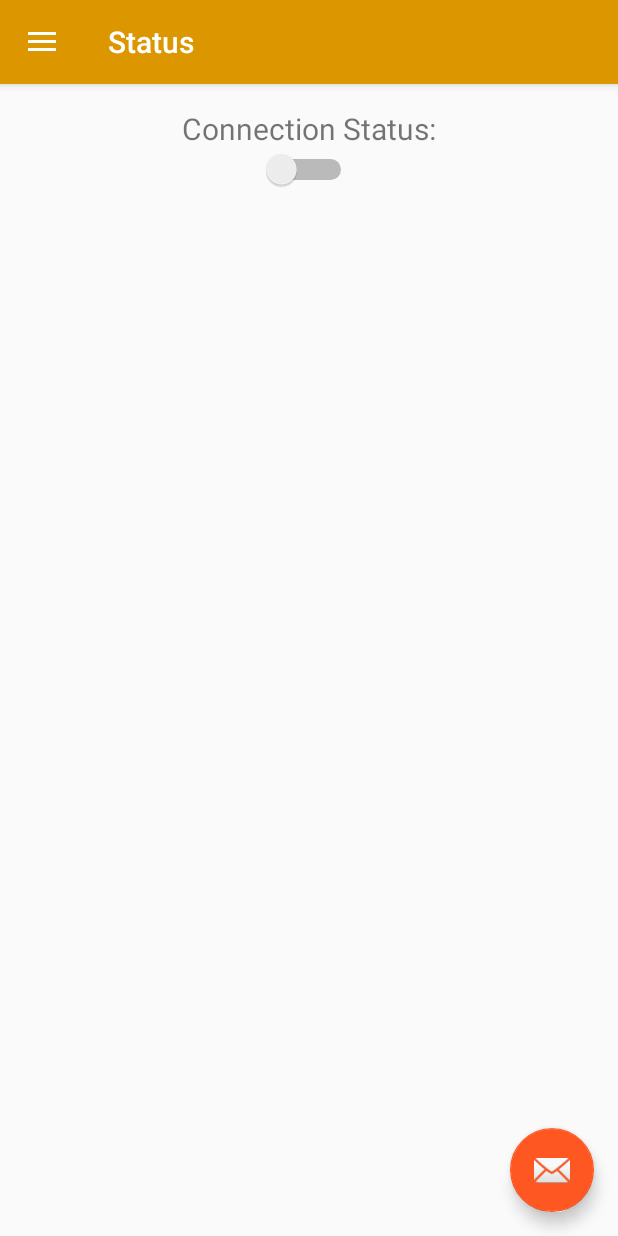
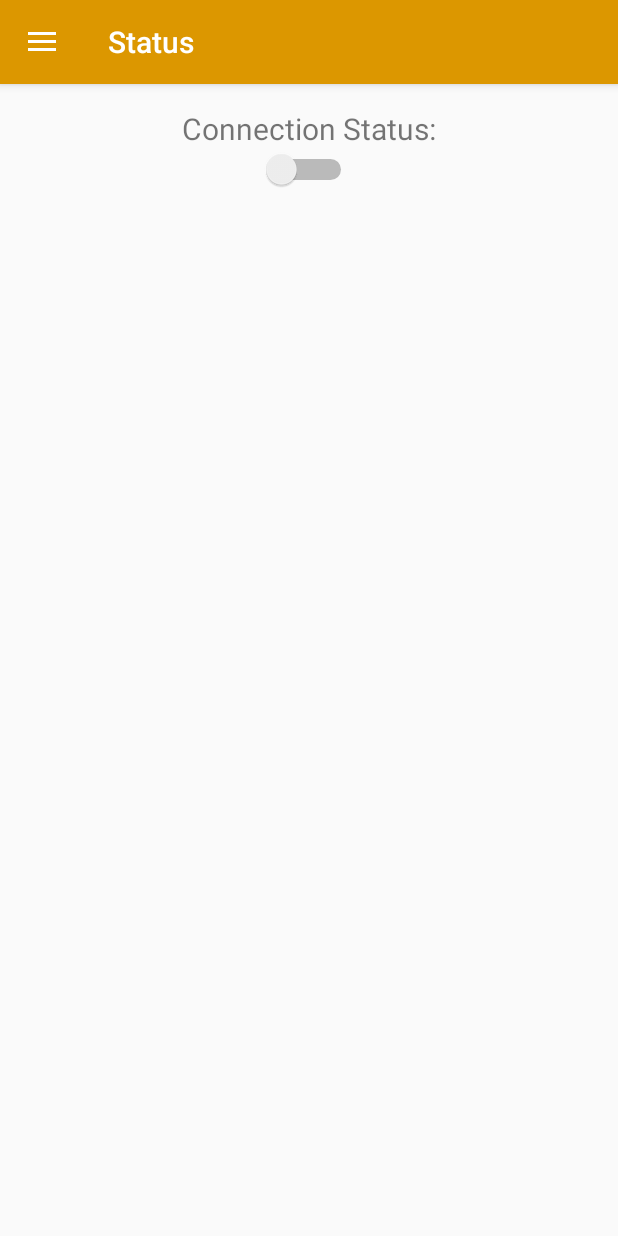
Before and after one commit to jeisfeld/RaspberryPi, an Android app: the screen it shows after launch (MainActivity), on a phone screen of 412 x 824 dp. Run offline under Robolectric (Android 15) with nearby library versions, the phone set to English and light mode, and no system bars; our stand-ins replace navigation-ui; libraries missing offline, so code that uses them is left out: edu.umd.cs.

Commit message:
Removed floating email button

```diff
--- a/Android/app/src/main/java/de/jeisfeld/lut/app/MainActivity.java
+++ b/Android/app/src/main/java/de/jeisfeld/lut/app/MainActivity.java
@@ -7,9 +7,7 @@ import android.util.Log;
 import android.view.Menu;
 import android.view.WindowManager;
 
-import com.google.android.material.floatingactionbutton.FloatingActionButton;
 import com.google.android.material.navigation.NavigationView;
-import com.google.android.material.snackbar.Snackbar;
 
 import androidx.annotation.Nullable;
 import androidx.appcompat.app.AppCompatActivity;
@@ -69,9 +67,6 @@ public class MainActivity extends AppCompatActivity {
 		setContentView(R.layout.activity_main);
 		Toolbar toolbar = findViewById(R.id.toolbar);
 		setSupportActionBar(toolbar);
-		FloatingActionButton fab = findViewById(R.id.fab);
-		fab.setOnClickListener(view -> Snackbar.make(view, "Replace with your own action", Snackbar.LENGTH_LONG)
-				.setAction("Action", null).show());
 		DrawerLayout drawer = findViewById(R.id.drawer_layout);
 		NavigationView navigationView = findViewById(R.id.nav_view);
 		// Passing each menu ID as a set of Ids because each
--- a/Android/app/src/main/res/layout/app_bar_main.xml
+++ b/Android/app/src/main/res/layout/app_bar_main.xml
@@ -22,12 +22,4 @@
 
     <include layout="@layout/content_main" />
 
-    <com.google.android.material.floatingactionbutton.FloatingActionButton
-        android:id="@+id/fab"
-        android:layout_width="wrap_content"
-        android:layout_height="wrap_content"
-        android:layout_gravity="bottom|end"
-        android:layout_margin="@dimen/fab_margin"
-        app:srcCompat="@android:drawable/ic_dialog_email" />
-
 </androidx.coordinatorlayout.widget.CoordinatorLayout>
--- a/Android/app/src/main/res/values/styles.xml
+++ b/Android/app/src/main/res/values/styles.xml
@@ -1,7 +1,7 @@
 <resources>
 
     <!-- Base application theme. -->
-    <style name="AppTheme" parent="Theme.AppCompat.Light.DarkActionBar">
+    <style name="AppTheme" parent="Theme.AppCompat.DayNight.DarkActionBar">
         <!-- Customize your theme here. -->
         <item name="colorPrimary">@color/colorPrimary</item>
         <item name="colorPrimaryDark">@color/colorPrimaryDark</item>
@@ -16,6 +16,6 @@
 
     <style name="AppTheme.AppBarOverlay" parent="ThemeOverlay.AppCompat.Dark.ActionBar" />
 
-    <style name="AppTheme.PopupOverlay" parent="ThemeOverlay.AppCompat.Light" />
+    <style name="AppTheme.PopupOverlay" parent="ThemeOverlay.AppCompat.DayNight" />
 
 </resources>
```
